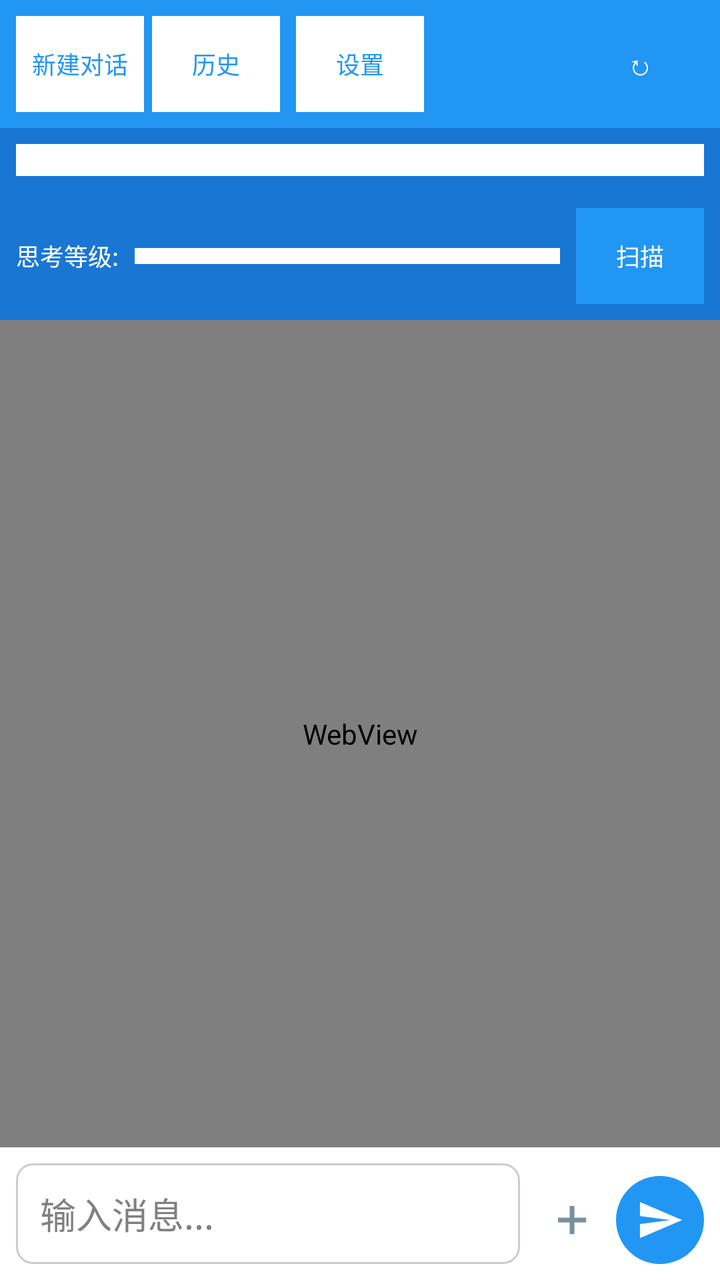
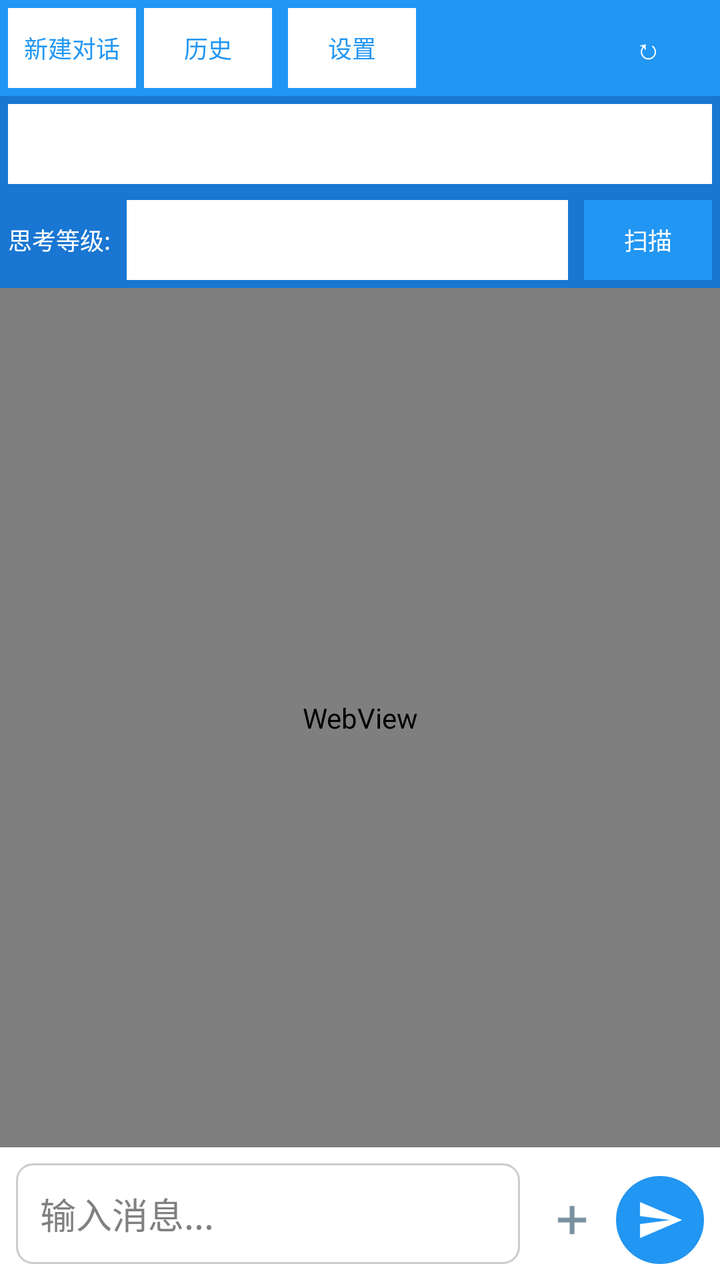

Before-and-after screenshots of an Android layout around one commit, followed by the original layout XML and the change that was made.
<!-- AndroidManifest.xml: application theme AppTheme -->
<!-- res/layout/activity_main.xml -->
<?xml version="1.0" encoding="utf-8"?>
<LinearLayout xmlns:android="http://schemas.android.com/apk/res/android"
    android:orientation="vertical"
    android:background="@color/background"
    android:layout_width="match_parent"
    android:layout_height="match_parent">

    
    <LinearLayout
        android:gravity="center_vertical"
        android:orientation="horizontal"
        android:background="@color/primary"
        android:padding="8dp"
        android:layout_width="match_parent"
        android:layout_height="wrap_content">
        <Button
            android:textSize="12sp"
            android:textColor="@color/primary"
            android:id="@+id/new_conversation_button"
            android:background="@android:color/white"
            android:padding="8dp"
            android:layout_width="wrap_content"
            android:layout_height="wrap_content"
            android:layout_marginRight="4dp"
            android:text="@string/new_conversation"/>
        <Button
            android:textSize="12sp"
            android:textColor="@color/primary"
            android:id="@+id/history_button"
            android:background="@android:color/white"
            android:padding="8dp"
            android:layout_width="wrap_content"
            android:layout_height="wrap_content"
            android:layout_marginRight="8dp"
            android:text="@string/history"/>
        <Button
            android:textSize="12sp"
            android:textColor="@color/primary"
            android:id="@+id/settings_button"
            android:background="@android:color/white"
            android:padding="8dp"
            android:layout_width="wrap_content"
            android:layout_height="wrap_content"
            android:text="@string/settings"/>
        <View
            android:layout_width="0dp"
            android:layout_height="0dp"
            android:layout_weight="1"/>
        <Button
            android:textSize="14sp"
            android:textColor="@android:color/white"
            android:id="@+id/rotate_button"
            android:background="@android:color/transparent"
            android:padding="8dp"
            android:layout_width="wrap_content"
            android:layout_height="wrap_content"
            android:text="↻"/>
    </LinearLayout>

    
    <LinearLayout
        android:gravity="center_vertical"
        android:orientation="horizontal"
        android:background="@color/primary_dark"
        android:padding="8dp"
        android:layout_width="match_parent"
        android:layout_height="wrap_content">
        <Spinner
            android:id="@+id/model_spinner"
            android:background="@android:color/white"
            android:padding="8dp"
            android:layout_width="match_parent"
            android:layout_height="wrap_content"/>
    </LinearLayout>

    
    <LinearLayout
        android:gravity="center_vertical"
        android:orientation="horizontal"
        android:background="@color/primary_dark"
        android:padding="8dp"
        android:layout_width="match_parent"
        android:layout_height="wrap_content">
        <TextView
            android:textSize="12sp"
            android:textColor="@android:color/white"
            android:layout_width="wrap_content"
            android:layout_height="wrap_content"
            android:text="思考等级:"/>
        <Spinner
            android:id="@+id/thinking_spinner"
            android:background="@android:color/white"
            android:padding="4dp"
            android:layout_width="0dp"
            android:layout_height="wrap_content"
            android:layout_marginLeft="8dp"
            android:layout_weight="1"/>
        <Button
            android:id="@+id/scan_button"
            android:text="@string/scan"
            android:textSize="12sp"
            android:textColor="@android:color/white"
            android:background="@color/primary"
            android:paddingLeft="10dp"
            android:paddingRight="10dp"
            android:layout_width="wrap_content"
            android:layout_height="wrap_content"
            android:layout_marginLeft="8dp"/>
    </LinearLayout>

    
    <FrameLayout
        android:id="@+id/scroll_to_bottom_bar"
        android:layout_width="match_parent"
        android:layout_height="0dp"
        android:layout_weight="1">

        <WebView
            android:id="@+id/message_webview"
            android:layout_width="match_parent"
            android:layout_height="match_parent"/>

        
        <TextView
            android:id="@+id/scroll_to_bottom_button"
            android:textSize="15sp"
            android:textStyle="bold"
            android:textColor="#FFFFFF"
            android:background="@drawable/bg_scroll_bubble"
            android:gravity="center"
            android:includeFontPadding="false"
            android:layout_gravity="end|bottom"
            android:layout_marginRight="14dp"
            android:layout_marginBottom="10dp"
            android:visibility="gone"
            android:layout_width="38dp"
            android:layout_height="38dp"
            android:text="↓"/>
    </FrameLayout>

    
    <LinearLayout
        android:id="@+id/queue_bar"
        android:gravity="center_vertical"
        android:orientation="horizontal"
        android:background="#FFF8E1"
        android:padding="4dp"
        android:visibility="gone"
        android:layout_width="match_parent"
        android:layout_height="wrap_content">
        <TextView
            android:id="@+id/queue_bar_text"
            android:textSize="12sp"
            android:textColor="#8D6E00"
            android:padding="4dp"
            android:layout_width="0dp"
            android:layout_height="wrap_content"
            android:layout_weight="1"
            android:text="排队 0 条"/>
        <Button
            android:id="@+id/queue_manage_button"
            android:textSize="12sp"
            android:textColor="@color/primary"
            android:background="@android:color/transparent"
            android:padding="4dp"
            android:minHeight="0dp"
            android:layout_width="wrap_content"
            android:layout_height="wrap_content"
            android:text="管理"/>
    </LinearLayout>

    
    <HorizontalScrollView
        android:id="@+id/attachment_scroll"
        android:scrollbars="none"
        android:background="@color/background"
        android:paddingLeft="8dp"
        android:paddingRight="8dp"
        android:paddingTop="4dp"
        android:layout_width="match_parent"
        android:layout_height="wrap_content"
        android:visibility="gone">

        <LinearLayout
            android:id="@+id/attachment_bar"
            android:orientation="horizontal"
            android:layout_width="wrap_content"
            android:layout_height="wrap_content"/>
    </HorizontalScrollView>

    
    <TextView
        android:id="@+id/usage_bar"
        android:textSize="11sp"
        android:textColor="#777777"
        android:paddingLeft="14dp"
        android:paddingRight="14dp"
        android:paddingTop="3dp"
        android:paddingBottom="3dp"
        android:maxLines="1"
        android:ellipsize="end"
        android:background="@color/background"
        android:visibility="gone"
        android:layout_width="match_parent"
        android:layout_height="wrap_content"/>

    
    <LinearLayout
        android:orientation="vertical"
        android:background="@color/white"
        android:layout_width="match_parent"
        android:layout_height="wrap_content">

        <LinearLayout
            android:id="@+id/input_action_bar"
            android:orientation="horizontal"
            android:gravity="center_vertical"
            android:background="@color/white"
            android:paddingLeft="8dp"
            android:paddingRight="8dp"
            android:visibility="gone"
            android:layout_width="match_parent"
            android:layout_height="34dp">
            
            <TextView
                android:id="@+id/clear_input_button"
                android:textSize="20sp"
                android:textColor="#90a4ae"
                android:gravity="center"
                android:includeFontPadding="false"
                android:background="?android:attr/selectableItemBackground"
                android:layout_width="44dp"
                android:layout_height="34dp"
                android:contentDescription="清空输入"
                android:text="×"/>
            <View
                android:layout_width="0dp"
                android:layout_height="1dp"
                android:layout_weight="1"/>
            
            <ImageButton
                android:id="@+id/expand_button"
                android:background="?android:attr/selectableItemBackground"
                android:padding="4dp"
                android:layout_width="30dp"
                android:layout_height="30dp"
                android:scaleType="fitCenter"
                android:src="@drawable/ic_expand"
                android:visibility="gone"
                android:contentDescription="@string/fullscreen_input"/>
        </LinearLayout>

        <LinearLayout
            android:gravity="bottom"
            android:orientation="horizontal"
            android:background="@color/white"
            android:padding="8dp"
            android:layout_width="match_parent"
            android:layout_height="wrap_content">
            <EditText
                android:id="@+id/input_edit_text"
                android:background="@drawable/edit_text_background"
                android:padding="12dp"
                android:minHeight="44dp"
                android:layout_width="0dp"
                android:layout_height="wrap_content"
                android:hint="@string/input_hint"
                android:maxLines="4"
                android:layout_weight="1"
                android:inputType="textMultiLine"/>
            <ImageButton
                android:id="@+id/plus_button"
                android:background="?android:attr/selectableItemBackground"
                android:padding="10dp"
                android:layout_width="44dp"
                android:layout_height="44dp"
                android:layout_marginLeft="4dp"
                android:scaleType="fitCenter"
                android:src="@drawable/ic_plus"
                android:contentDescription="@string/attach"/>
            <ImageButton
                android:id="@+id/send_button"
                android:background="@drawable/bg_send_button"
                android:padding="10dp"
                android:layout_width="44dp"
                android:layout_height="44dp"
                android:scaleType="fitCenter"
                android:src="@drawable/ic_send"
                android:contentDescription="@string/send"/>
        </LinearLayout>
    </LinearLayout>
</LinearLayout>
<!-- resources referenced by this layout -->
<resources>
  <color name="background">#f5f5f5</color>
  <color name="primary">#2196f3</color>
  <color name="primary_dark">#1976d2</color>
  <color name="white">#ffffff</color>
  <!-- drawable bg_scroll_bubble (drawable) -->
  <?xml version="1.0" encoding="utf-8"?>
  <shape xmlns:android="http://schemas.android.com/apk/res/android"
      android:shape="oval">
      <solid android:color="#B3000000"/>
      <stroke
          android:width="1dp"
          android:color="#33FFFFFF"/>
  </shape>
  <!-- drawable bg_send_button (drawable) -->
  <?xml version="1.0" encoding="utf-8"?>
  <selector xmlns:android="http://schemas.android.com/apk/res/android">
      <item android:state_pressed="true">
          <shape android:shape="oval">
              <solid android:color="@color/primary_dark"/>
          </shape>
      </item>
      <item android:state_enabled="false">
          <shape android:shape="oval">
              <solid android:color="#90CAF9"/>
          </shape>
      </item>
      <item>
          <shape android:shape="oval">
              <solid android:color="@color/primary"/>
          </shape>
      </item>
  </selector>
  <!-- drawable edit_text_background (drawable) -->
  <?xml version="1.0" encoding="utf-8"?>
  <shape xmlns:android="http://schemas.android.com/apk/res/android" android:shape="rectangle">
      <solid android:color="@android:color/white"/>
      <corners android:radius="8dp"/>
      <stroke android:width="1dp" android:color="@color/gray"/>
  </shape>
  <!-- drawable ic_expand: png bitmap (drawable-hdpi, 831 bytes) -->
  <!-- drawable ic_plus: png bitmap (drawable-hdpi, 454 bytes) -->
  <!-- drawable ic_send: png bitmap (drawable-hdpi, 523 bytes) -->
  <string name="attach">添加附件</string>
  <string name="fullscreen_input">全屏输入</string>
  <string name="history">历史</string>
  <string name="input_hint">输入消息...</string>
  <string name="new_conversation">新建对话</string>
  <string name="scan">扫描</string>
  <string name="send">发送</string>
  <string name="settings">设置</string>
  <style name="AppTheme" parent="@android:style/Theme.Holo.Light">
          <item name="android:windowBackground">@color/background</item>
          <item name="android:actionBarStyle">@style/ActionBarStyle</item>
      </style>
  <color name="gray">#cccccc</color>
  <style name="ActionBarStyle" parent="@android:style/Widget.Holo.Light.ActionBar">
          <item name="android:background">@color/primary</item>
      </style>
</resources>

<!-- the commit's change to res/layout/activity_main.xml (unified diff, before → after) -->
@@ -1,292 +1,42 @@
-<?xml version="1.0" encoding="utf-8"?>
-<LinearLayout xmlns:android="http://schemas.android.com/apk/res/android"
-    android:orientation="vertical"
-    android:background="@color/background"
-    android:layout_width="match_parent"
-    android:layout_height="match_parent">
-
-    
-    <LinearLayout
-        android:gravity="center_vertical"
-        android:orientation="horizontal"
-        android:background="@color/primary"
-        android:padding="8dp"
-        android:layout_width="match_parent"
-        android:layout_height="wrap_content">
-        <Button
-            android:textSize="12sp"
-            android:textColor="@color/primary"
-            android:id="@+id/new_conversation_button"
-            android:background="@android:color/white"
-            android:padding="8dp"
-            android:layout_width="wrap_content"
-            android:layout_height="wrap_content"
-            android:layout_marginRight="4dp"
-            android:text="@string/new_conversation"/>
-        <Button
-            android:textSize="12sp"
-            android:textColor="@color/primary"
-            android:id="@+id/history_button"
-            android:background="@android:color/white"
-            android:padding="8dp"
-            android:layout_width="wrap_content"
-            android:layout_height="wrap_content"
-            android:layout_marginRight="8dp"
-            android:text="@string/history"/>
-        <Button
-            android:textSize="12sp"
-            android:textColor="@color/primary"
-            android:id="@+id/settings_button"
-            android:background="@android:color/white"
-            android:padding="8dp"
-            android:layout_width="wrap_content"
-            android:layout_height="wrap_content"
-            android:text="@string/settings"/>
-        <View
-            android:layout_width="0dp"
-            android:layout_height="0dp"
-            android:layout_weight="1"/>
-        <Button
-            android:textSize="14sp"
-            android:textColor="@android:color/white"
-            android:id="@+id/rotate_button"
-            android:background="@android:color/transparent"
-            android:padding="8dp"
-            android:layout_width="wrap_content"
-            android:layout_height="wrap_content"
-            android:text="↻"/>
+<?xml version='1.0' encoding='utf-8'?>
+<LinearLayout xmlns:android="http://schemas.android.com/apk/res/android" android:orientation="vertical" android:background="@color/background" android:layout_width="match_parent" android:layout_height="match_parent">
+    <LinearLayout android:gravity="center_vertical" android:orientation="horizontal" android:background="@color/primary" android:padding="4dp" android:layout_width="match_parent" android:layout_height="wrap_content" android:minHeight="48dp">
+        <Button android:textSize="12sp" android:textColor="@color/primary" android:id="@+id/new_conversation_button" android:background="@android:color/white" android:padding="8dp" android:layout_width="wrap_content" android:layout_height="40dp" android:layout_marginRight="4dp" android:text="@string/new_conversation" />
+        <Button android:textSize="12sp" android:textColor="@color/primary" android:id="@+id/history_button" android:background="@android:color/white" android:padding="8dp" android:layout_width="wrap_content" android:layout_height="40dp" android:layout_marginRight="8dp" android:text="@string/history" />
+        <Button android:textSize="12sp" android:textColor="@color/primary" android:id="@+id/settings_button" android:background="@android:color/white" android:padding="8dp" android:layout_width="wrap_content" android:layout_height="40dp" android:text="@string/settings" />
+        <View android:layout_width="0dp" android:layout_height="0dp" android:layout_weight="1" />
+        <Button android:textSize="14sp" android:textColor="@android:color/white" android:id="@+id/rotate_button" android:background="@android:color/transparent" android:padding="8dp" android:layout_width="wrap_content" android:layout_height="40dp" android:text="↻" />
     </LinearLayout>
-
-    
-    <LinearLayout
-        android:gravity="center_vertical"
-        android:orientation="horizontal"
-        android:background="@color/primary_dark"
-        android:padding="8dp"
-        android:layout_width="match_parent"
-        android:layout_height="wrap_content">
-        <Spinner
-            android:id="@+id/model_spinner"
-            android:background="@android:color/white"
-            android:padding="8dp"
-            android:layout_width="match_parent"
-            android:layout_height="wrap_content"/>
+    <LinearLayout android:gravity="center_vertical" android:orientation="horizontal" android:background="@color/primary_dark" android:padding="4dp" android:layout_width="match_parent" android:layout_height="wrap_content" android:minHeight="48dp" android:id="@+id/model_row">
+        <Spinner android:id="@+id/model_spinner" android:background="@android:color/white" android:padding="8dp" android:layout_width="match_parent" android:layout_height="40dp" android:paddingTop="4dp" android:paddingBottom="4dp" />
     </LinearLayout>
-
-    
-    <LinearLayout
-        android:gravity="center_vertical"
-        android:orientation="horizontal"
-        android:background="@color/primary_dark"
-        android:padding="8dp"
-        android:layout_width="match_parent"
-        android:layout_height="wrap_content">
-        <TextView
-            android:textSize="12sp"
-            android:textColor="@android:color/white"
-            android:layout_width="wrap_content"
-            android:layout_height="wrap_content"
-            android:text="思考等级:"/>
-        <Spinner
-            android:id="@+id/thinking_spinner"
-            android:background="@android:color/white"
-            android:padding="4dp"
-            android:layout_width="0dp"
-            android:layout_height="wrap_content"
-            android:layout_marginLeft="8dp"
-            android:layout_weight="1"/>
-        <Button
-            android:id="@+id/scan_button"
-            android:text="@string/scan"
-            android:textSize="12sp"
-            android:textColor="@android:color/white"
-            android:background="@color/primary"
-            android:paddingLeft="10dp"
-            android:paddingRight="10dp"
-            android:layout_width="wrap_content"
-            android:layout_height="wrap_content"
-            android:layout_marginLeft="8dp"/>
+    <LinearLayout android:gravity="center_vertical" android:orientation="horizontal" android:background="@color/primary_dark" android:padding="4dp" android:layout_width="match_parent" android:layout_height="wrap_content" android:minHeight="48dp" android:id="@+id/thinking_row">
+        <TextView android:textSize="12sp" android:textColor="@android:color/white" android:layout_width="wrap_content" android:layout_height="wrap_content" android:text="思考等级:" />
+        <Spinner android:id="@+id/thinking_spinner" android:background="@android:color/white" android:padding="4dp" android:layout_width="0dp" android:layout_height="40dp" android:layout_marginLeft="8dp" android:layout_weight="1" android:paddingTop="4dp" android:paddingBottom="4dp" />
+        <Button android:id="@+id/scan_button" android:text="@string/scan" android:textSize="12sp" android:textColor="@android:color/white" android:background="@color/primary" android:paddingLeft="10dp" android:paddingRight="10dp" android:layout_width="wrap_content" android:layout_height="40dp" android:layout_marginLeft="8dp" />
     </LinearLayout>
-
-    
-    <FrameLayout
-        android:id="@+id/scroll_to_bottom_bar"
-        android:layout_width="match_parent"
-        android:layout_height="0dp"
-        android:layout_weight="1">
-
-        <WebView
-            android:id="@+id/message_webview"
-            android:layout_width="match_parent"
-            android:layout_height="match_parent"/>
-
-        
-        <TextView
-            android:id="@+id/scroll_to_bottom_button"
-            android:textSize="15sp"
-            android:textStyle="bold"
-            android:textColor="#FFFFFF"
-            android:background="@drawable/bg_scroll_bubble"
-            android:gravity="center"
-            android:includeFontPadding="false"
-            android:layout_gravity="end|bottom"
-            android:layout_marginRight="14dp"
-            android:layout_marginBottom="10dp"
-            android:visibility="gone"
-            android:layout_width="38dp"
-            android:layout_height="38dp"
-            android:text="↓"/>
+    <FrameLayout android:id="@+id/scroll_to_bottom_bar" android:layout_width="match_parent" android:layout_height="0dp" android:layout_weight="1">
+        <WebView android:id="@+id/message_webview" android:layout_width="match_parent" android:layout_height="match_parent" />
+        <TextView android:id="@+id/scroll_to_bottom_button" android:textSize="15sp" android:textStyle="bold" android:textColor="#FFFFFF" android:background="@drawable/bg_scroll_bubble" android:gravity="center" android:includeFontPadding="false" android:layout_gravity="end|bottom" android:layout_marginRight="14dp" android:layout_marginBottom="10dp" android:visibility="gone" android:layout_width="38dp" android:layout_height="38dp" android:text="↓" />
     </FrameLayout>
-
-    
-    <LinearLayout
-        android:id="@+id/queue_bar"
-        android:gravity="center_vertical"
-        android:orientation="horizontal"
-        android:background="#FFF8E1"
-        android:padding="4dp"
-        android:visibility="gone"
-        android:layout_width="match_parent"
-        android:layout_height="wrap_content">
-        <TextView
-            android:id="@+id/queue_bar_text"
-            android:textSize="12sp"
-            android:textColor="#8D6E00"
-            android:padding="4dp"
-            android:layout_width="0dp"
-            android:layout_height="wrap_content"
-            android:layout_weight="1"
-            android:text="排队 0 条"/>
-        <Button
-            android:id="@+id/queue_manage_button"
-            android:textSize="12sp"
-            android:textColor="@color/primary"
-            android:background="@android:color/transparent"
-            android:padding="4dp"
-            android:minHeight="0dp"
-            android:layout_width="wrap_content"
-            android:layout_height="wrap_content"
-            android:text="管理"/>
+    <LinearLayout android:id="@+id/queue_bar" android:gravity="center_vertical" android:orientation="horizontal" android:background="#FFF8E1" android:padding="4dp" android:visibility="gone" android:layout_width="match_parent" android:layout_height="wrap_content">
+        <TextView android:id="@+id/queue_bar_text" android:textSize="12sp" android:textColor="#8D6E00" android:padding="4dp" android:layout_width="0dp" android:layout_height="wrap_content" android:layout_weight="1" android:text="排队 0 条" />
+        <Button android:id="@+id/queue_manage_button" android:textSize="12sp" android:textColor="@color/primary" android:background="@android:color/transparent" android:padding="4dp" android:minHeight="0dp" android:layout_width="wrap_content" android:layout_height="wrap_content" android:text="管理" />
     </LinearLayout>
-
-    
-    <HorizontalScrollView
-        android:id="@+id/attachment_scroll"
-        android:scrollbars="none"
-        android:background="@color/background"
-        android:paddingLeft="8dp"
-        android:paddingRight="8dp"
-        android:paddingTop="4dp"
-        android:layout_width="match_parent"
-        android:layout_height="wrap_content"
-        android:visibility="gone">
-
-        <LinearLayout
-            android:id="@+id/attachment_bar"
-            android:orientation="horizontal"
-            android:layout_width="wrap_content"
-            android:layout_height="wrap_content"/>
+    <HorizontalScrollView android:id="@+id/attachment_scroll" android:scrollbars="none" android:background="@color/background" android:paddingLeft="8dp" android:paddingRight="8dp" android:paddingTop="4dp" android:layout_width="match_parent" android:layout_height="wrap_content" android:visibility="gone">
+        <LinearLayout android:id="@+id/attachment_bar" android:orientation="horizontal" android:layout_width="wrap_content" android:layout_height="wrap_content" />
     </HorizontalScrollView>
-
-    
-    <TextView
-        android:id="@+id/usage_bar"
-        android:textSize="11sp"
-        android:textColor="#777777"
-        android:paddingLeft="14dp"
-        android:paddingRight="14dp"
-        android:paddingTop="3dp"
-        android:paddingBottom="3dp"
-        android:maxLines="1"
-        android:ellipsize="end"
-        android:background="@color/background"
-        android:visibility="gone"
-        android:layout_width="match_parent"
-        android:layout_height="wrap_content"/>
-
-    
-    <LinearLayout
-        android:orientation="vertical"
-        android:background="@color/white"
-        android:layout_width="match_parent"
-        android:layout_height="wrap_content">
-
-        <LinearLayout
-            android:id="@+id/input_action_bar"
-            android:orientation="horizontal"
-            android:gravity="center_vertical"
-            android:background="@color/white"
-            android:paddingLeft="8dp"
-            android:paddingRight="8dp"
-            android:visibility="gone"
-            android:layout_width="match_parent"
-            android:layout_height="34dp">
-            
-            <TextView
-                android:id="@+id/clear_input_button"
-                android:textSize="20sp"
-                android:textColor="#90a4ae"
-                android:gravity="center"
-                android:includeFontPadding="false"
-                android:background="?android:attr/selectableItemBackground"
-                android:layout_width="44dp"
-                android:layout_height="34dp"
-                android:contentDescription="清空输入"
-                android:text="×"/>
-            <View
-                android:layout_width="0dp"
-                android:layout_height="1dp"
-                android:layout_weight="1"/>
-            
-            <ImageButton
-                android:id="@+id/expand_button"
-                android:background="?android:attr/selectableItemBackground"
-                android:padding="4dp"
-                android:layout_width="30dp"
-                android:layout_height="30dp"
-                android:scaleType="fitCenter"
-                android:src="@drawable/ic_expand"
-                android:visibility="gone"
-                android:contentDescription="@string/fullscreen_input"/>
+    <TextView android:id="@+id/usage_bar" android:textSize="11sp" android:textColor="#777777" android:paddingLeft="14dp" android:paddingRight="14dp" android:paddingTop="3dp" android:paddingBottom="3dp" android:maxLines="1" android:ellipsize="end" android:background="@color/background" android:visibility="gone" android:layout_width="match_parent" android:layout_height="wrap_content" />
+    <LinearLayout android:orientation="vertical" android:background="@color/white" android:layout_width="match_parent" android:layout_height="wrap_content">
+        <LinearLayout android:id="@+id/input_action_bar" android:orientation="horizontal" android:gravity="center_vertical" android:background="@color/white" android:paddingLeft="8dp" android:paddingRight="8dp" android:visibility="gone" android:layout_width="match_parent" android:layout_height="34dp">
+            <TextView android:id="@+id/clear_input_button" android:textSize="20sp" android:textColor="#90a4ae" android:gravity="center" android:includeFontPadding="false" android:background="?android:attr/selectableItemBackground" android:layout_width="44dp" android:layout_height="34dp" android:contentDescription="清空输入" android:text="×" />
+            <View android:layout_width="0dp" android:layout_height="1dp" android:layout_weight="1" />
+            <ImageButton android:id="@+id/expand_button" android:background="?android:attr/selectableItemBackground" android:padding="4dp" android:layout_width="30dp" android:layout_height="30dp" android:scaleType="fitCenter" android:src="@drawable/ic_expand" android:visibility="gone" android:contentDescription="@string/fullscreen_input" />
         </LinearLayout>
-
-        <LinearLayout
-            android:gravity="bottom"
-            android:orientation="horizontal"
-            android:background="@color/white"
-            android:padding="8dp"
-            android:layout_width="match_parent"
-            android:layout_height="wrap_content">
-            <EditText
-                android:id="@+id/input_edit_text"
-                android:background="@drawable/edit_text_background"
-                android:padding="12dp"
-                android:minHeight="44dp"
-                android:layout_width="0dp"
-                android:layout_height="wrap_content"
-                android:hint="@string/input_hint"
-                android:maxLines="4"
-                android:layout_weight="1"
-                android:inputType="textMultiLine"/>
-            <ImageButton
-                android:id="@+id/plus_button"
-                android:background="?android:attr/selectableItemBackground"
-                android:padding="10dp"
-                android:layout_width="44dp"
-                android:layout_height="44dp"
-                android:layout_marginLeft="4dp"
-                android:scaleType="fitCenter"
-                android:src="@drawable/ic_plus"
-                android:contentDescription="@string/attach"/>
-            <ImageButton
-                android:id="@+id/send_button"
-                android:background="@drawable/bg_send_button"
-                android:padding="10dp"
-                android:layout_width="44dp"
-                android:layout_height="44dp"
-                android:scaleType="fitCenter"
-                android:src="@drawable/ic_send"
-                android:contentDescription="@string/send"/>
+        <LinearLayout android:gravity="bottom" android:orientation="horizontal" android:background="@color/white" android:padding="8dp" android:layout_width="match_parent" android:layout_height="wrap_content">
+            <EditText android:id="@+id/input_edit_text" android:background="@drawable/edit_text_background" android:padding="12dp" android:minHeight="44dp" android:layout_width="0dp" android:layout_height="wrap_content" android:hint="@string/input_hint" android:maxLines="4" android:layout_weight="1" android:inputType="textMultiLine" />
+            <ImageButton android:id="@+id/plus_button" android:background="?android:attr/selectableItemBackground" android:padding="10dp" android:layout_width="44dp" android:layout_height="44dp" android:layout_marginLeft="4dp" android:scaleType="fitCenter" android:src="@drawable/ic_plus" android:contentDescription="@string/attach" />
+            <ImageButton android:id="@+id/send_button" android:background="@drawable/bg_send_button" android:padding="10dp" android:layout_width="44dp" android:layout_height="44dp" android:scaleType="fitCenter" android:src="@drawable/ic_send" android:contentDescription="@string/send" />
         </LinearLayout>
     </LinearLayout>
 </LinearLayout>
